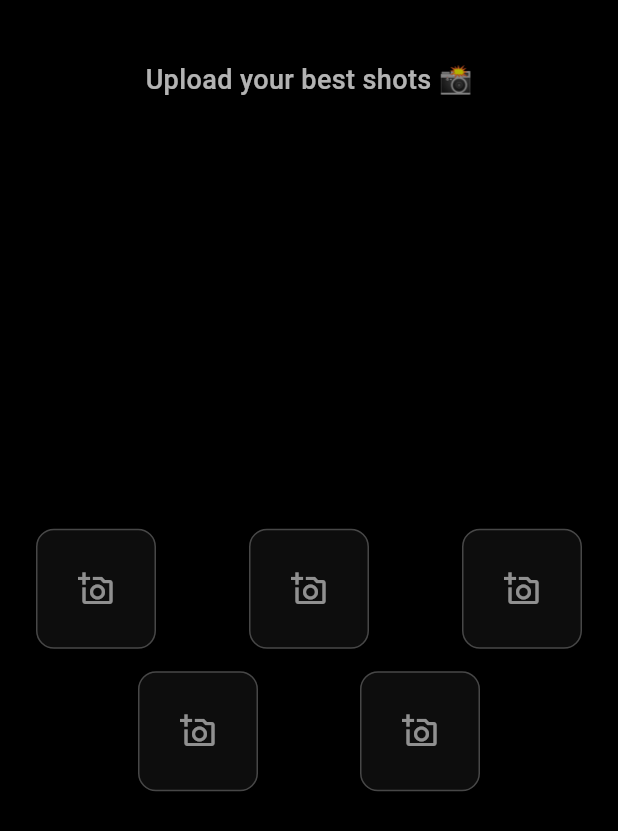
After one commit to Utsav3108/hirelens, a Flutter app: the PortfolioDetails screen opened directly, on a phone screen of 412 x 824 dp. The commit adds this screen. Shown: the top 831 px of the screen. Run offline on Flutter 3.47's test engine with Material 3 defaults, Android fonts, the phone set to English and light mode, and no system bars; our stand-ins replace image_picker.

Commit message:
Added Portfolio page to showcase the work of photographer.

```diff
--- /dev/null
+++ b/lib/Onboarding/portfolio_details.dart
@@ -0,0 +1,117 @@
+import 'package:image_picker/image_picker.dart';
+import 'dart:io';
+import 'package:flutter/material.dart';
+
+class PortfolioDetails extends StatefulWidget {
+  const PortfolioDetails({super.key});
+
+  @override
+  State<PortfolioDetails> createState() => _PortfolioDetailsState();
+}
+
+class _PortfolioDetailsState extends State<PortfolioDetails> {
+  final List<XFile> _selectedImages = [];
+  final ImagePicker _picker = ImagePicker();
+
+  Future<void> _pickImages() async {
+    final List<XFile>? picked = await _picker.pickMultiImage();
+
+    if (picked != null && picked.isNotEmpty) {
+      setState(() {
+        // limit selection to 5
+        if (picked.length > 5) {
+          _selectedImages.clear();
+          _selectedImages.addAll(picked.take(5));
+        } else {
+          _selectedImages.clear();
+          _selectedImages.addAll(picked);
+        }
+      });
+    }
+  }
+
+  Widget _buildImageBox(int index) {
+    if (index < _selectedImages.length) {
+      return ClipRRect(
+        borderRadius: BorderRadius.circular(12),
+        child: Image.file(File(_selectedImages[index].path), fit: BoxFit.cover),
+      );
+    } else {
+      return GestureDetector(
+        onTap: _pickImages,
+        child: Container(
+          decoration: BoxDecoration(
+            borderRadius: BorderRadius.circular(12),
+            border: Border.all(color: Colors.white24),
+            color: Colors.white.withOpacity(0.05),
+          ),
+          child: const Icon(Icons.add_a_photo_outlined, color: Colors.white54),
+        ),
+      );
+    }
+  }
+
+  @override
+  Widget build(BuildContext context) {
+    final double size = 80;
+
+    return Scaffold(
+      backgroundColor: Colors.black,
+      body: SafeArea(
+        child: Padding(
+          padding: const EdgeInsets.symmetric(horizontal: 24, vertical: 40),
+          child: Column(
+            crossAxisAlignment: CrossAxisAlignment.center,
+            children: [
+              const Text(
+                'Upload your best shots 📸',
+                style: TextStyle(
+                  fontSize: 18,
+                  color: Colors.white70,
+                  fontWeight: FontWeight.w500,
+                ),
+              ),
+
+              const SizedBox(height: 30),
+
+              Expanded(
+                child: Center(
+                  child: Column(
+                    mainAxisAlignment: MainAxisAlignment.center,
+                    children: [
+                      // Top Row (3 images)
+                      Row(
+                        mainAxisAlignment: MainAxisAlignment.spaceBetween,
+                        children: List.generate(
+                          3,
+                          (index) => SizedBox(
+                            width: size,
+                            height: size,
+                            child: _buildImageBox(index),
+                          ),
+                        ),
+                      ),
+                      const SizedBox(height: 15),
+                      // Bottom Row (2 images)
+                      Row(
+                        mainAxisAlignment: MainAxisAlignment.spaceEvenly,
+                        children: List.generate(
+                          2,
+                          (index) => SizedBox(
+                            width: size,
+                            height: size,
+                            child: _buildImageBox(index + 3),
+                          ),
+                        ),
+                      ),
+                    ],
+                  ),
+                ),
+              ),
+            ],
+          ),
+        ),
+      ),
+    );
+  }
+}
--- a/lib/Onboarding/registration.dart
+++ b/lib/Onboarding/registration.dart
@@ -1,6 +1,5 @@
 import 'package:flutter/material.dart';
-import 'package:linear_progress_bar/linear_progress_bar.dart';
-
+import 'package:hirelens/Onboarding/portfolio_details.dart';
 import 'Widgets/CustomTextFields.dart';
 
 class Register extends StatefulWidget {
@@ -14,7 +13,7 @@ class _RegisterState extends State<Register> {
   final _controller = PageController();
 
   int _currentPage = -1;
-  final int totalSteps = 4;
+  final int totalSteps = 5;
 
   void _nextPage() {
     if (_currentPage < totalSteps - 1) {
@@ -82,6 +81,7 @@ class _RegisterState extends State<Register> {
 
                       const _PersonalDetails(),
                       const _LocationDetails(),
+                      PortfolioDetails(),
                       const _WelcomePage(),
                     ],
                   ),
--- a/pubspec.yaml
+++ b/pubspec.yaml
@@ -30,7 +30,8 @@ environment:
 dependencies:
   flutter:
     sdk: flutter
-  linear_progress_bar: "^1.2.0"
+  image_picker: ^1.1.2
+
 
   # The following adds the Cupertino Icons font to your application.
   # Use with the CupertinoIcons class for iOS style icons.
```
Also changed, not shown: pubspec.lock, 6 other files.
